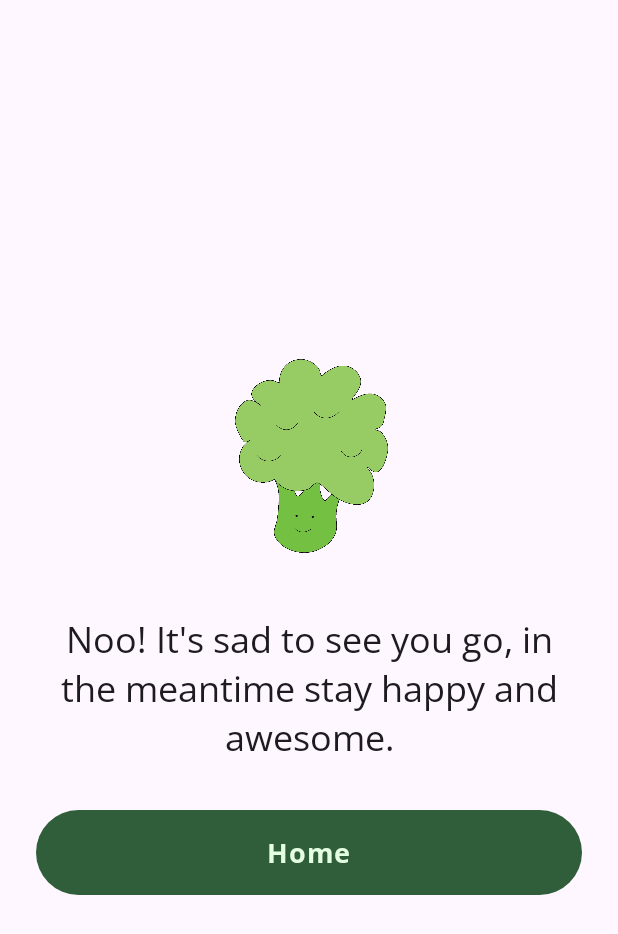
After one commit to lap-top/b-challenge-android, an Android app built with Jetpack Compose: the GoodbyeScreen screen opened through its navigation route, on a phone screen of 412 x 824 dp. The commit adds this screen. Shown: the top 934 px of the screen. Run offline under Robolectric (Android 15) with nearby library versions, the phone set to English and light mode, and no system bars; our stand-ins replace Dagger/Hilt's generated code; libraries missing offline, so code that uses them is left out: coil.decode; pictures from the network do not load; 1 statement that could not run was skipped.

Commit message:
Added Goodbye screen

```diff
--- /dev/null
+++ b/app/src/main/java/com/example/broc/presentation/cancel/GoodbyeScreen.kt
@@ -0,0 +1,69 @@
+package com.example.broc.presentation.cancel
+
+import android.os.Build
+import androidx.compose.foundation.Image
+import androidx.compose.foundation.layout.*
+import androidx.compose.material3.Button
+import androidx.compose.material3.ButtonDefaults
+import androidx.compose.material3.MaterialTheme
+import androidx.compose.material3.Text
+import androidx.compose.runtime.Composable
+import androidx.compose.ui.Alignment
+import androidx.compose.ui.Modifier
+import androidx.compose.ui.platform.LocalContext
+import androidx.compose.ui.text.style.TextAlign
+import androidx.compose.ui.unit.dp
+import androidx.navigation.NavController
+import coil.ImageLoader
+import coil.compose.rememberAsyncImagePainter
+import coil.decode.GifDecoder
+import coil.decode.ImageDecoderDecoder
+import coil.request.ImageRequest
+import coil.size.Size
+import com.example.broc.R
+import com.example.broc.presentation.navigation.Screen
+import com.example.broc.presentation.ui.theme.spacing
+
+@Composable
+fun GoodbyeScreen(navController: NavController) {
+    val context = LocalContext.current
+    val imgLoader = ImageLoader.Builder(context).components {
+        if (Build.VERSION.SDK_INT >= 28) {
+            add(ImageDecoderDecoder.Factory())
+        } else {
+            add(GifDecoder.Factory())
+        }
+    }.build()
+
+    Column(
+        modifier = Modifier
+            .fillMaxSize()
+            .padding(MaterialTheme.spacing.margin),
+        verticalArrangement = Arrangement.Center,
+        horizontalAlignment = Alignment.CenterHorizontally
+    ) {
+        Image(
+            painter = rememberAsyncImagePainter(
+                ImageRequest.Builder(context).data(data = R.drawable.broc).apply(block = {
+                    size(Size.ORIGINAL)
+                }).build(), imageLoader = imgLoader
+            ),
+            contentDescription = "Broccoli Mascot",
+            modifier = Modifier
+                .fillMaxWidth()
+                .size(150.dp)
+        )
+        Spacer(modifier = Modifier.height(MaterialTheme.spacing.large))
+        Text(
+            "Noo! It's sad to see you go, in the meantime stay happy and awesome.",
+            style = MaterialTheme.typography.headlineMedium,
+            textAlign = TextAlign.Center
+        )
+        Spacer(modifier = Modifier.height(MaterialTheme.spacing.large))
+        Button(modifier = Modifier.fillMaxWidth(),
+            // call view and delete invite on datastore
+            onClick = { navController.navigate(Screen.HomeScreen.route) }) {
+            Text("Home", Modifier.padding(ButtonDefaults.ContentPadding))
+        }
+    }
+}
--- a/app/src/main/java/com/example/broc/presentation/home_invite_sent/HomeInviteSentScreen.kt
+++ b/app/src/main/java/com/example/broc/presentation/home_invite_sent/HomeInviteSentScreen.kt
@@ -40,7 +40,7 @@ fun HomeScreenInviteSent(
                 TextButton(
                     onClick = {
                         viewModel.setEmailSentFalse()
-                        navController.navigate(Screen.HomeScreen.route)
+                        navController.navigate(Screen.GoodbyeScreen.route)
                     }
                 ) {
                     Text("Confirm")
--- a/app/src/main/java/com/example/broc/presentation/navigation/Navigation.kt
+++ b/app/src/main/java/com/example/broc/presentation/navigation/Navigation.kt
@@ -4,6 +4,7 @@ import androidx.compose.runtime.Composable
 import androidx.navigation.compose.NavHost
 import androidx.navigation.compose.composable
 import androidx.navigation.compose.rememberNavController
+import com.example.broc.presentation.cancel.GoodbyeScreen
 import com.example.broc.presentation.congrats.CongratsScreen
 import com.example.broc.presentation.home.HomeScreen
 import com.example.broc.presentation.home_dialog.HomeDialogScreen
@@ -30,5 +31,8 @@ fun Navigation() {
         composable(route = Screen.HomeScreenInviteSent.route) {
             HomeScreenInviteSent(navController = navController)
         }
+        composable(route = Screen.GoodbyeScreen.route) {
+            GoodbyeScreen(navController = navController)
+        }
     }
 }
--- a/app/src/main/java/com/example/broc/presentation/navigation/Screen.kt
+++ b/app/src/main/java/com/example/broc/presentation/navigation/Screen.kt
@@ -6,4 +6,5 @@ sealed class Screen(val route: String) {
     object InviteDialog : Screen("invite")
     object CongratsScreen : Screen("congrats")
     object HomeScreenInviteSent : Screen("homesent")
+    object GoodbyeScreen : Screen("goodbye")
 }
```
